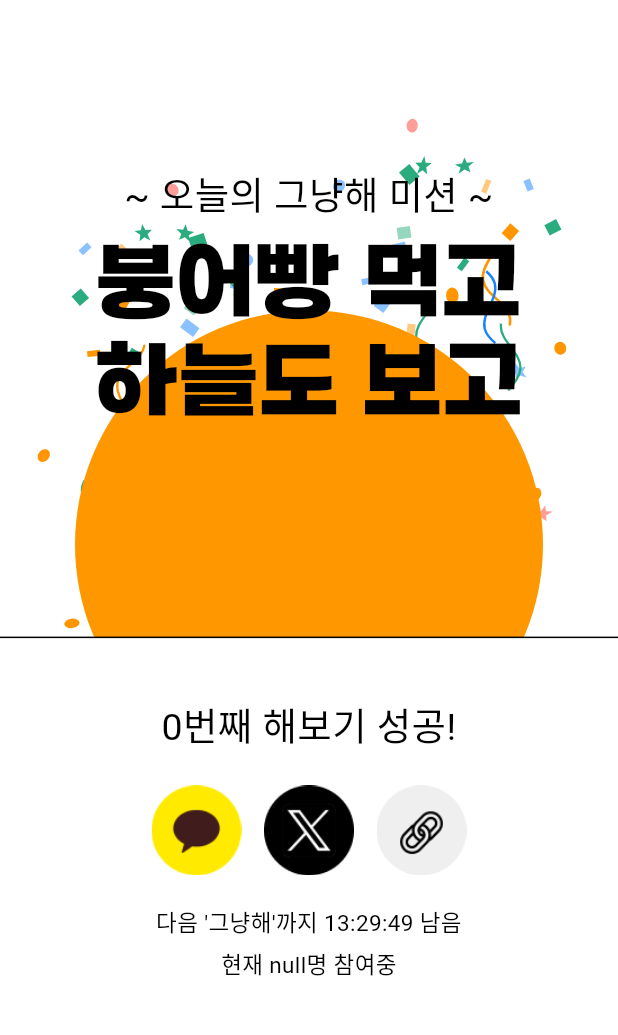
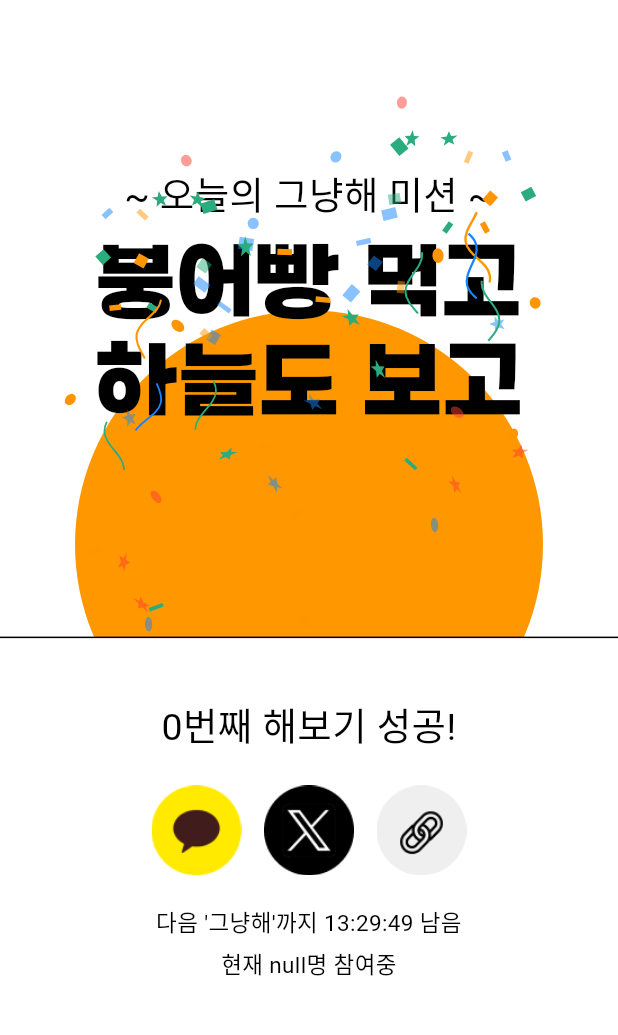
Before and after one commit to Dragon-DunG/hey-just-do, a Flutter app: the screen it shows after launch, after a tap on "click", after a tap on "미션 시작", on a phone screen of 412 x 824 dp, the part 105-1140 px from its top. Run offline on Flutter 3.47's test engine with Material 3 defaults, Android fonts, the light colour scheme and no system bars; our stand-ins replace cloud_firestore, firebase_core, fluttertoast, lottie; missing offline and left inert: dart:html, kakao_flutter_sdk; accounts and stored records are empty; generated files the repository leaves out were written again; Roboto replaces fonts that are missing (PreBd, PreRg); project files that could hold a hidden picture were left out.

Commit message:
팡파레 레이어 순서 수정

````diff
--- a/hey_just_do/lib/main.dart
+++ b/hey_just_do/lib/main.dart
@@ -78,7 +78,7 @@ class DynamicTheme {
         secondary: Colors.white,
         tertiary: Colors.white60,
         onBackground: Colors.white,
-        onPrimary: Colors.black,
+        onPrimary: Colors.white,
         onSecondary: Color(0xFF44576E),
       ));
 }
@@ -329,16 +329,8 @@ class _MyHomePageState extends State<MyHomePage> {
     return Scaffold(
       body: Container(
           height: MediaQuery.of(context).size.height,
-        //팡파레~~~~~~~~~~~~~~~~~~~~~~~~~~~~~~~~~~~~~~~~~~~~~~~~~~~~~~~~~
         child: Stack(
           children: [
-            Visibility(
-                visible: _mission2,
-                child: Container(
-                    alignment: Alignment.topCenter,
-                    child: Lottie.asset('lottie/Pang.json')
-                )
-            ),
             //Q 팝업~~~~~~~~~~~~~~~~~~~~~~~~~~~~~~~~~~~~~~~~~~~~~~~~~~~~~~~~~~~~~~~~~~~~~`
             Container(
               alignment: Alignment.topRight,
@@ -352,8 +344,8 @@ class _MyHomePageState extends State<MyHomePage> {
                 child: Image.asset('images/Q.png')
               )
             ),
-            //해 ~~~~~~~~~~~~~~~~~~~~~~~~~~~~~~~~~~~~~~~~~~~~~~~~~~~~~~~~~~~~~~~~~~~~~~~~~~~~~~~~~~~~~~~~~~~~~~~~~~~~~```
             Stack(
+              //해 ~~~~~~~~~~~~~~~~~~~~~~~~~~~~~~~~~~~~~~~~~~~~~~~~~~~~~~~~~~~~~~~~~~~~~~~~~~~~~~~~~~~~~~~~~~~~~~~~~~~~~
               children: <Widget>[
                 AnimatedPositioned(
                   duration: const Duration(seconds: 1),
@@ -379,7 +371,6 @@ class _MyHomePageState extends State<MyHomePage> {
                   right: MediaQuery.of(context).size.width * 0.2,
                   child: (
                     Image.asset('images/logo.png'))  //,width: 60, height: 60
-                  )],
                   ),
             //click 버튼 ~~~~~~~~~~~~~~~~~~~~~~~~~~~~~~~~~~~~~~~~~~~~~~~~~~~~~~~~~~~~~~~~~~~~~~~~~~~~~~~~~~~~~~~~~~~~~~~~~~
               Container(
@@ -412,9 +403,12 @@ class _MyHomePageState extends State<MyHomePage> {
                         child: Text('click')),
                 ),
               ),
+              ],),
 
             Column( //상단 문장 2개 ~~~~~~~~~~~~~~~~~~~~~~~~~~~~~~~~~~~~~~~~~~~~~~~~~~~~~~~~~~~~~~~~~~~~~
                 children: [
+                  Stack(
+                      children: <Widget> [
                       Container(
                         //color: Colors.blue,
                         height: MediaQuery.of(context).size.height * 0.6,
@@ -439,7 +433,22 @@ class _MyHomePageState extends State<MyHomePage> {
                           ),
                         ),
                       ),
-
+                        //팡파레~~~~~~~~~~~~~~~~~~~~~~~~~~~~~~~~~~~~~~~~~~~~~~~~~~~~~~~~~
+                      Container(
+                          height: MediaQuery.of(context).size.height * 0.6,
+                        child: Visibility(
+                            visible: _mission2,
+                            child: Container(
+                                alignment: Alignment.topCenter,
+                                child: Lottie.asset('lottie/Pang.json')
+                            )
+                        ),
+                      ),
+                      ]),
+                                                                                      // ],
+                  Stack(
+                      children: <Widget> [                                                         //),
+                   //,width: 60, height: 60
 
                       // 해 위에 있는 흰박스+검은선~~~~~~~~~~~~~~~~~~~~~~~~~~~~~~~~~~~~~~~~~~~~~~~~~~~~~~~~~~~`
                       Container(
@@ -564,7 +573,7 @@ class _MyHomePageState extends State<MyHomePage> {
                             ),
                           ],
                         ),
-                      ),
+                      ),                        ]),
                     ],
                   ),
                 ]
````
Also changed, not shown: 1 other file. Lines whose indentation alone changed are shown as unchanged.
